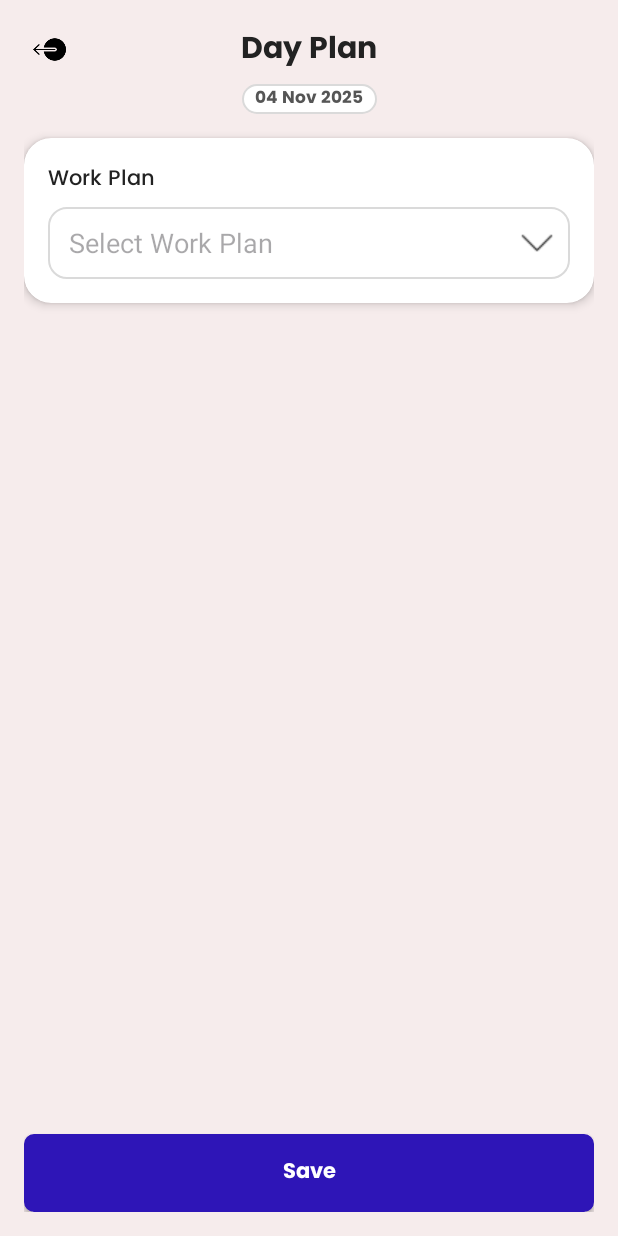
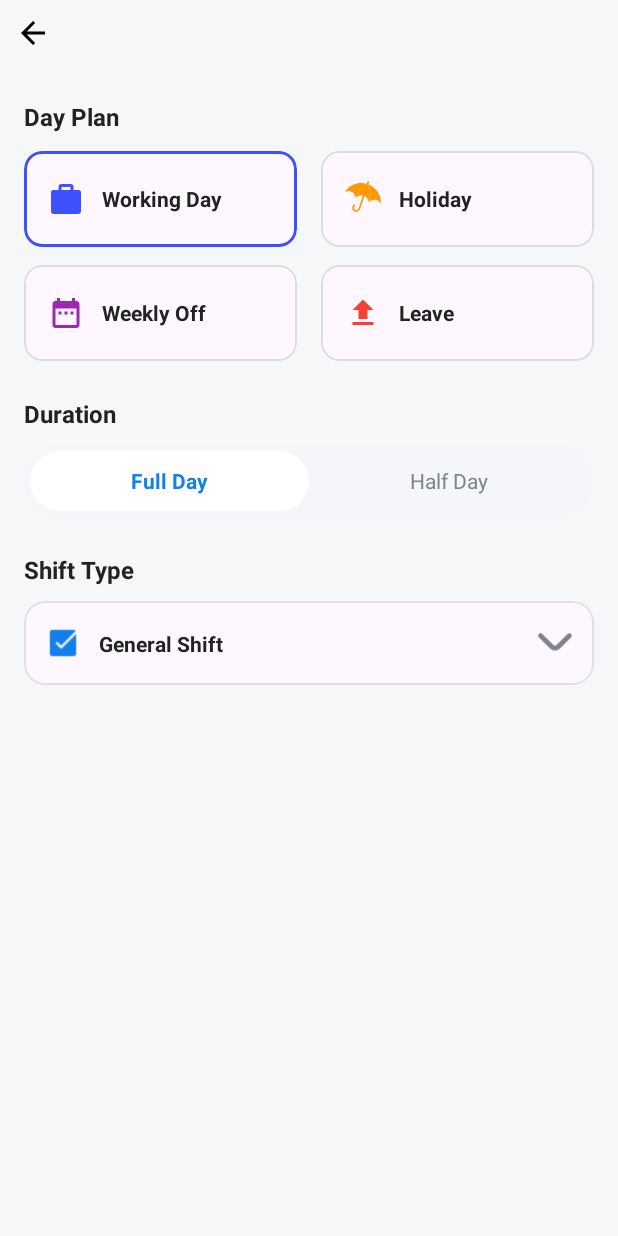
Before and after one commit to Blivtech/Native-SyncShift, an Android app: the layout activity_attendance.xml on its own in the app's theme, with its tools: preview values and no code run, on a phone screen of 412 x 824 dp. Run offline under Robolectric (Android 15) with nearby library versions, the phone set to English and light mode, and no system bars.

Commit message:
Attendance add

```diff
--- a/app/src/main/AndroidManifest.xml
+++ b/app/src/main/AndroidManifest.xml
@@ -21,6 +21,10 @@
         <activity
             android:name=".ui.home.DashboardActivity"
             android:exported="false"/>
+        <activity
+            android:name=".ui.attendance.AttendanceActivity"
+            android:exported="false"/>
+
 
         <activity
             android:name=".ui.addEmployee.AddEmployee"
--- /dev/null
+++ b/app/src/main/java/com/blivtech/syncshift/data/enumi/DayPlanType.kt
@@ -0,0 +1,13 @@
+package com.blivtech.syncshift.data.enumi
+
+enum class DayPlanType {
+    WORKING_DAY,
+    HOLIDAY,
+    WEEKLY_OFF,
+    LEAVE
+}
+
+enum class DurationType {
+    FULL_DAY,
+    HALF_DAY
+}
--- /dev/null
+++ b/app/src/main/java/com/blivtech/syncshift/ui/attendance/AttendanceActivity.kt
@@ -0,0 +1,147 @@
+package com.blivtech.syncshift.ui.attendance
+
+import android.os.Bundle
+import android.util.Log
+import android.widget.Toast
+import androidx.core.content.ContextCompat
+import com.blivtech.syncshift.R
+import com.blivtech.syncshift.data.enumi.DayPlanType
+import com.blivtech.syncshift.data.enumi.DurationType
+import com.blivtech.syncshift.databinding.ActivityAttendanceBinding
+import com.blivtech.syncshift.ui.BaseActivity
+import com.google.android.material.card.MaterialCardView
+import dagger.hilt.android.AndroidEntryPoint
+
+@AndroidEntryPoint
+class AttendanceActivity : BaseActivity() {
+
+    private lateinit var binding: ActivityAttendanceBinding
+
+    private var selectedDayPlan: DayPlanType? = DayPlanType.WORKING_DAY
+    private var selectedDuration: DurationType = DurationType.FULL_DAY
+
+    override fun onCreate(savedInstanceState: Bundle?) {
+        super.onCreate(savedInstanceState)
+
+        binding = ActivityAttendanceBinding.inflate(layoutInflater)
+        setContentView(binding.root)
+        applyDisplayCutout(binding.main)
+
+        setupDayPlanClicks()
+        setupDurationClicks()
+        setupShiftClick()
+
+        binding.toolbar.tvTittle.text="Attendance"
+        selectDayPlan(binding.cardWorkingDay, DayPlanType.WORKING_DAY)
+        selectDuration(DurationType.FULL_DAY)
+    }
+
+    /* ---------------- DAY PLAN ---------------- */
+
+    private fun setupDayPlanClicks() = with(binding) {
+
+        cardWorkingDay.setOnClickListener {
+            selectDayPlan(cardWorkingDay, DayPlanType.WORKING_DAY)
+        }
+
+        cardHoliday.setOnClickListener {
+            selectDayPlan(cardHoliday, DayPlanType.HOLIDAY)
+        }
+
+        cardWeeklyOff.setOnClickListener {
+            selectDayPlan(cardWeeklyOff, DayPlanType.WEEKLY_OFF)
+        }
+
+        cardLeave.setOnClickListener {
+            selectDayPlan(cardLeave, DayPlanType.LEAVE)
+        }
+    }
+
+    private fun selectDayPlan(
+        selectedCard: MaterialCardView,
+        type: DayPlanType
+    ) {
+        resetDayPlanCards()
+
+        selectedDayPlan = type
+
+        selectedCard.strokeWidth = 2
+        selectedCard.strokeColor =
+            ContextCompat.getColor(this, R.color.button_color)
+    }
+
+    private fun resetDayPlanCards() = with(binding) {
+        val defaultColor =
+            ContextCompat.getColor(this@AttendanceActivity, R.color.text_gray)
+
+        listOf(
+            cardWorkingDay,
+            cardHoliday,
+            cardWeeklyOff,
+            cardLeave
+        ).forEach {
+            it.strokeWidth = 1
+            it.strokeColor = defaultColor
+        }
+    }
+
+    /* ---------------- DURATION ---------------- */
+
+    private fun setupDurationClicks() = with(binding) {
+
+        tvFullDay.setOnClickListener {
+            selectDuration(DurationType.FULL_DAY)
+        }
+
+        tvHalfDay.setOnClickListener {
+            selectDuration(DurationType.HALF_DAY)
+        }
+    }
+
+    private fun selectDuration(type: DurationType) = with(binding) {
+
+        selectedDuration = type
+
+        if (type == DurationType.FULL_DAY) {
+            tvFullDay.setBackgroundResource(R.drawable.bg_segment_selected)
+            tvFullDay.setTextColor(getColor(R.color.button_color))
+
+            tvHalfDay.background = null
+            tvHalfDay.setTextColor(getColor(R.color.text_gray))
+        } else {
+            tvHalfDay.setBackgroundResource(R.drawable.bg_segment_selected)
+            tvHalfDay.setTextColor(getColor(R.color.button_color))
+
+            tvFullDay.background = null
+            tvFullDay.setTextColor(getColor(R.color.text_gray))
+        }
+    }
+
+    /* ---------------- SHIFT TYPE ---------------- */
+
+    private fun setupShiftClick() = with(binding) {
+        cardShiftType.setOnClickListener {
+            // Open BottomSheet / Dialog
+            Toast.makeText(
+                this@AttendanceActivity,
+                "Shift selector clicked",
+                Toast.LENGTH_SHORT
+            ).show()
+        }
+    }
+
+    /* ---------------- GET VALUES ---------------- */
+
+    private fun submit() {
+        if (selectedDayPlan == null) {
+            Toast.makeText(this, "Select Day Plan", Toast.LENGTH_SHORT).show()
+            return
+        }
+
+        Log.d("DayPlan",
+            "DayPlan = $selectedDayPlan, Duration = $selectedDuration"
+        )
+
+        // API / DB / ViewModel call here
+    }
+}
--- a/app/src/main/java/com/blivtech/syncshift/ui/home/fragment/home/MenuFragment.kt
+++ b/app/src/main/java/com/blivtech/syncshift/ui/home/fragment/home/MenuFragment.kt
@@ -10,6 +10,7 @@ import androidx.recyclerview.widget.GridLayoutManager
 import com.blivtech.syncshift.R
 import com.blivtech.syncshift.databinding.FragmentMenuBinding
 import com.blivtech.syncshift.ui.addEmployee.AddEmployee
+import com.blivtech.syncshift.ui.attendance.AttendanceActivity
 import com.blivtech.syncshift.ui.login.LoginActivity
 import com.blivtech.syncshift.utils.CommonClass
 import com.blivtech.syncshift.utils.SharedPreferencesManager
@@ -49,6 +50,9 @@ class MenuFragment: Fragment() {
                 getString(R.string.menu_add_employee) -> {
                     CommonClass.launchActivity(requireContext(), AddEmployee::class.java)
                 }
+                getString(R.string.menu_edit) -> {
+                    CommonClass.launchActivity(requireContext(), AttendanceActivity::class.java)
+                }
                 else -> {
                     CommonClass.showToast(requireContext(), "Under Development")
                 }
--- /dev/null
+++ b/app/src/main/res/drawable/bg_segment_container.xml
@@ -0,0 +1,5 @@
+<?xml version="1.0" encoding="utf-8"?>
+<shape xmlns:android="http://schemas.android.com/apk/res/android">
+    <solid android:color="#F4F6FA"/>
+    <corners android:radius="24dp"/>
+</shape>
--- /dev/null
+++ b/app/src/main/res/drawable/bg_segment_selected.xml
@@ -0,0 +1,5 @@
+<?xml version="1.0" encoding="utf-8"?>
+<shape xmlns:android="http://schemas.android.com/apk/res/android">
+    <solid android:color="@color/white"/>
+    <corners android:radius="20dp"/>
+</shape>
--- a/app/src/main/res/drawable/svg_umberlla.xml
+++ b/app/src/main/res/drawable/svg_umberlla.xml
@@ -1,7 +1,7 @@
 <?xml version="1.0" encoding="utf-8"?>
 <vector xmlns:android="http://schemas.android.com/apk/res/android"
-    android:width="200dp"
-    android:height="200dp"
+    android:width="24dp"
+    android:height="24dp"
     android:viewportWidth="512"
     android:viewportHeight="512">
 
--- a/app/src/main/res/layout/activity_attendance.xml
+++ b/app/src/main/res/layout/activity_attendance.xml
@@ -4,170 +4,271 @@
     xmlns:app="http://schemas.android.com/apk/res-auto"
     android:layout_width="match_parent"
     android:layout_height="match_parent"
-    android:background="#F6ECEC"
-    android:padding="16dp">
+    android:id="@+id/main"
+    android:background="@color/background_color">
 
-    <!-- Back Icon -->
-    <ImageView
-        android:id="@+id/ivBack"
-        android:layout_width="34dp"
-        android:layout_height="34dp"
-        android:src="@drawable/ic_arrow_back"
-        android:padding="6dp"
-        android:background="?attr/selectableItemBackgroundBorderless"
-        app:layout_constraintStart_toStartOf="parent"
-        app:layout_constraintTop_toTopOf="parent"/>
+    <!-- Toolbar -->
+    <include
+        android:id="@+id/toolbar"
+        layout="@layout/toolbar_layout"
+        app:layout_constraintTop_toTopOf="parent"
+        app:layout_constraintStart_toStartOf="parent" />
 
-    <!-- Title -->
-    <TextView
-        android:id="@+id/tvTitle"
-        android:layout_width="0dp"
-        android:layout_height="wrap_content"
-        android:text="Day Plan"
-        android:textColor="@color/black"
-        android:textSize="20sp"
-        android:fontFamily="@font/poppins_bold"
-        app:layout_constraintStart_toStartOf="@id/ivBack"
-        app:layout_constraintEnd_toEndOf="parent"
-        app:layout_constraintTop_toTopOf="@id/ivBack"
-        android:gravity="center_horizontal"/>
-
-    <!-- Current Date -->
-    <TextView
-        android:id="@+id/tvDate"
-        android:layout_width="90dp"
-        android:layout_height="wrap_content"
-        android:text="04 Nov 2025"
-        android:gravity="center"
-        android:textColor="#555555"
-        android:background="@drawable/bg_edit_box"
-
-
-        android:textSize="11sp"
-        android:fontFamily="@font/poppins_bold"
-        android:layout_marginTop="6dp"
-        app:layout_constraintStart_toStartOf="parent"
-        app:layout_constraintEnd_toEndOf="parent"
-        app:layout_constraintTop_toBottomOf="@id/ivBack"/>
-
-    <!-- White Card -->
-    <androidx.cardview.widget.CardView
-        android:id="@+id/cardMain"
-        android:layout_width="0dp"
-        android:layout_height="wrap_content"
-        android:layout_marginTop="16dp"
-        app:cardCornerRadius="18dp"
-        app:cardElevation="4dp"
-        app:layout_constraintTop_toBottomOf="@id/tvDate"
-        app:layout_constraintStart_toStartOf="parent"
-        app:layout_constraintEnd_toEndOf="parent">
+    <!-- Scrollable Content -->
+    <ScrollView
+        android:layout_width="match_parent"
+        android:layout_height="0dp"
+        android:fillViewport="true"
+        app:layout_constraintTop_toBottomOf="@id/toolbar"
+        app:layout_constraintBottom_toBottomOf="parent">
 
         <androidx.constraintlayout.widget.ConstraintLayout
             android:layout_width="match_parent"
             android:layout_height="wrap_content"
             android:padding="16dp">
 
-            <!-- Work Type Label -->
+            <!-- ================= DAY PLAN ================= -->
+
             <TextView
-                android:id="@+id/tvWorkType"
+                android:id="@+id/txtDayPlan"
                 android:layout_width="wrap_content"
                 android:layout_height="wrap_content"
-                android:text="Work Plan"
-                android:textSize="14sp"
-                android:fontFamily="@font/poppins_medium"
+                android:text="Day Plan"
+                android:textStyle="bold"
+                android:textSize="16sp"
                 android:textColor="@color/black"
                 app:layout_constraintTop_toTopOf="parent"
+                app:layout_constraintStart_toStartOf="parent" />
+
+            <!-- Working Day -->
+            <com.google.android.material.card.MaterialCardView
+                android:id="@+id/cardWorkingDay"
+                android:layout_width="0dp"
+                android:layout_height="64dp"
+                android:layout_marginTop="12dp"
+                android:layout_marginEnd="8dp"
+                app:cardCornerRadius="12dp"
+                app:cardElevation="0dp"
+                app:strokeWidth="2dp"
+                app:strokeColor="#3F51FF"
+                app:layout_constraintTop_toBottomOf="@id/txtDayPlan"
+                app:layout_constraintStart_toStartOf="parent"
+                app:layout_constraintEnd_toStartOf="@id/cardHoliday">
+
+                <TextView
+                    android:layout_width="match_parent"
+                    android:layout_height="match_parent"
+                    android:gravity="center_vertical"
+                    android:paddingStart="16dp"
+                    android:drawableStart="@drawable/svg_workingday"
+                    android:drawablePadding="12dp"
+                    android:text="Working Day"
+                    android:textStyle="bold"
+                    android:textSize="14sp"
+                    android:textColor="@color/black"
+                    android:drawableTint="#3F51FF"/>
+            </com.google.android.material.card.MaterialCardView>
+
+            <!-- Holiday -->
+            <com.google.android.material.card.MaterialCardView
+                android:id="@+id/cardHoliday"
+                android:layout_width="0dp"
+                android:layout_height="64dp"
+                android:layout_marginStart="8dp"
+                app:cardCornerRadius="12dp"
+                app:cardElevation="0dp"
+                app:strokeWidth="1dp"
+                app:strokeColor="#DDDDDD"
+                app:layout_constraintTop_toTopOf="@id/cardWorkingDay"
+                app:layout_constraintStart_toEndOf="@id/cardWorkingDay"
+                app:layout_constraintEnd_toEndOf="parent">
+
+                <TextView
+                    android:layout_width="match_parent"
+                    android:layout_height="match_parent"
+                    android:gravity="center_vertical"
+                    android:paddingStart="16dp"
+                    android:drawableStart="@drawable/svg_umberlla"
+                    android:drawablePadding="12dp"
+                    android:text="Holiday"
+                    android:textStyle="bold"
+                    android:textSize="14sp"
+                    android:textColor="@color/black"
+                    android:drawableTint="#FF9800"/>
+            </com.google.android.material.card.MaterialCardView>
+
+            <!-- Weekly Off -->
+            <com.google.android.material.card.MaterialCardView
+                android:id="@+id/cardWeeklyOff"
+                android:layout_width="0dp"
+                android:layout_height="64dp"
+                android:layout_marginTop="12dp"
+                android:layout_marginEnd="8dp"
+                app:cardCornerRadius="12dp"
+                app:cardElevation="0dp"
+                app:strokeWidth="1dp"
+                app:strokeColor="#DDDDDD"
+                app:layout_constraintTop_toBottomOf="@id/cardWorkingDay"
+                app:layout_constraintStart_toStartOf="parent"
+                app:layout_constraintEnd_toStartOf="@id/cardLeave">
+
+                <TextView
+                    android:layout_width="match_parent"
+                    android:layout_height="match_parent"
+                    android:gravity="center_vertical"
+                    android:paddingStart="16dp"
+                    android:drawableStart="@drawable/svg_weeklyoff"
+                    android:drawablePadding="12dp"
+                    android:text="Weekly Off"
+                    android:textStyle="bold"
+                    android:textSize="14sp"
+                    android:textColor="@color/black"
+                    android:drawableTint="#9C27B0"/>
+            </com.google.android.material.card.MaterialCardView>
+
+            <!-- Leave -->
+            <com.google.android.material.card.MaterialCardView
+                android:id="@+id/cardLeave"
+                android:layout_width="0dp"
+                android:layout_height="64dp"
+                android:layout_marginStart="8dp"
+                app:cardCornerRadius="12dp"
+                app:cardElevation="0dp"
+                app:strokeWidth="1dp"
+                app:strokeColor="#DDDDDD"
+                app:layout_constraintTop_toTopOf="@id/cardWeeklyOff"
+                app:layout_constraintStart_toEndOf="@id/cardWeeklyOff"
+                app:layout_constraintEnd_toEndOf="parent">
+
+                <TextView
+                    android:layout_width="match_parent"
+                    android:layout_height="match_parent"
+                    android:gravity="center_vertical"
+                    android:paddingStart="16dp"
+                    android:drawableStart="@drawable/vector_upload"
+                    android:drawablePadding="12dp"
+                    android:text="Leave"
+                    android:textStyle="bold"
+                    android:textSize="14sp"
+                    android:textColor="@color/black"
+                    android:drawableTint="#F44336"/>
+            </com.google.android.material.card.MaterialCardView>
+
+            <!-- ================= DURATION ================= -->
+
+            <TextView
+                android:id="@+id/txtDuration"
+                android:layout_width="wrap_content"
+                android:layout_height="wrap_content"
+                android:text="Duration"
+                android:textStyle="bold"
+                android:textSize="16sp"
+                android:textColor="@color/black"
+                android:layout_marginTop="24dp"
+                app:layout_constraintTop_toBottomOf="@id/cardWeeklyOff"
                 app:layout_constraintStart_toStartOf="parent"/>
 
-            <!-- Work Type Box -->
-            <EditText
-                android:id="@+id/etWorkType"
+            <LinearLayout
+                android:id="@+id/layoutDuration"
                 android:layout_width="0dp"
                 android:layout_height="48dp"
-                android:background="@drawable/bg_edit_box"
-                android:hint="Select Work Plan"
-                android:paddingStart="14dp"
-                android:paddingEnd="40dp"
-                android:focusable="false"
-                android:clickable="true"
-                app:layout_constraintTop_toBottomOf="@id/tvWorkType"
+                android:layout_marginTop="10dp"
+                android:background="@drawable/bg_segment_container"
+                android:padding="4dp"
+                android:orientation="horizontal"
+                app:layout_constraintTop_toBottomOf="@id/txtDuration"
                 app:layout_constraintStart_toStartOf="parent"
-                app:layout_constraintEnd_toEndOf="parent"
-                android:layout_marginTop="6dp"/>
+                app:layout_constraintEnd_toEndOf="parent">
 
-            <!-- Down Arrow -->
-            <ImageView
-                android:id="@+id/ivDownArrow"
-                android:layout_width="24dp"
-                android:layout_height="24dp"
-                android:src="@drawable/ic_arrow_drop_down"
-                app:layout_constraintEnd_toEndOf="@id/etWorkType"
-                app:layout_constraintTop_toTopOf="@id/etWorkType"
-                app:layout_constraintBottom_toBottomOf="@id/etWorkType"
-                android:layout_marginEnd="10dp"/>
+                <TextView
+                    android:id="@+id/tvFullDay"
+                    android:layout_width="0dp"
+                    android:layout_height="match_parent"
+                    android:layout_weight="1"
+                    android:gravity="center"
+                    android:text="Full Day"
+                    android:textStyle="bold"
+                    android:textColor="@color/button_color"
+                    android:background="@drawable/bg_segment_selected"/>
 
-            <!-- Remarks Label -->
+                <TextView
+                    android:id="@+id/tvHalfDay"
+                    android:layout_width="0dp"
+                    android:layout_height="match_parent"
+                    android:layout_weight="1"
+                    android:gravity="center"
+                    android:text="Half Day"
+                    android:textColor="@color/text_gray"/>
+            </LinearLayout>
+
+            <!-- ================= SHIFT TYPE ================= -->
+
             <TextView
-                android:id="@+id/tvRemarksLabel"
+                android:id="@+id/txtShiftType"
                 android:layout_width="wrap_content"
                 android:layout_height="wrap_content"
-                android:text="Remarks"
-                android:textSize="14sp"
-                android:fontFamily="@font/poppins_medium"
+                android:text="Shift Type"
+                android:textStyle="bold"
+                android:textSize="16sp"
                 android:textColor="@color/black"
-                android:visibility="gone"
-                app:layout_constraintTop_toBottomOf="@id/etWorkType"
+                android:layout_marginTop="24dp"
+                app:layout_constraintTop_toBottomOf="@id/layoutDuration"
+                app:layout_constraintStart_toStartOf="parent"/>
+
+            <com.google.android.material.card.MaterialCardView
+                android:id="@+id/cardShiftType"
+                android:layout_width="0dp"
+                android:layout_height="56dp"
+                android:layout_marginTop="10dp"
+                app:cardCornerRadius="14dp"
+                app:cardElevation="0dp"
+                app:strokeWidth="1dp"
+                app:strokeColor="#E0E0E0"
+                app:layout_constraintTop_toBottomOf="@id/txtShiftType"
                 app:layout_constraintStart_toStartOf="parent"
-                android:layout_marginTop="18dp"/>
+                app:layout_constraintEnd_toEndOf="parent">
 
-            <!-- Remarks EditText -->
-            <EditText
-                android:id="@+id/etRemarks"
-                android:layout_width="0dp"
-                android:layout_height="110dp"
-                android:background="@drawable/bg_edit_box"
-                android:padding="12dp"
-                android:gravity="top"
-                android:hint="Enter remarks"
-                android:visibility="gone"
-                app:layout_constraintTop_toBottomOf="@id/tvRemarksLabel"
-                app:layout_constraintStart_toStartOf="parent"
-                app:layout_constraintEnd_toEndOf="parent"
-                android:layout_marginTop="6dp"/>
+                <androidx.constraintlayout.widget.ConstraintLayout
+                    android:layout_width="match_parent"
+                    android:layout_height="match_parent"
+                    android:padding="14dp">
 
-            <!-- Do Attendance Button -->
-            <androidx.appcompat.widget.AppCompatButton
-                android:id="@+id/btnDoAttendance"
-                android:layout_width="0dp"
-                android:layout_height="48dp"
-                android:text="Do Attendance"
-                android:textAllCaps="false"
-                android:fontFamily="@font/poppins_bold"
-                android:backgroundTint="@color/blue"
-                android:textColor="@color/white"
-                android:background="@drawable/edittext_border"
-                android:visibility="gone"
-                app:layout_constraintTop_toBottomOf="@id/etWorkType"
-                app:layout_constraintStart_toStartOf="parent"
-                app:layout_constraintEnd_toEndOf="parent"
-                android:layout_marginTop="18dp"/>
+                    <ImageView
+                        android:id="@+id/iconClock"
+                        android:layout_width="24dp"
+                        android:layout_height="24dp"
+                        android:src="@drawable/ic_check"
+                        app:layout_constraintStart_toStartOf="parent"
+                        app:layout_constraintTop_toTopOf="parent"
+                        app:layout_constraintBottom_toBottomOf="parent"
+                        app:tint="@color/button_color" />
+
+                    <TextView
+                        android:id="@+id/tvShiftName"
+                        android:layout_width="wrap_content"
+                        android:layout_height="wrap_content"
+                        android:text="General Shift"
+                        android:textStyle="bold"
+                        android:textSize="14sp"
+                        android:textColor="@color/black"
+                        android:layout_marginStart="12dp"
+                        app:layout_constraintStart_toEndOf="@id/iconClock"
+                        app:layout_constraintTop_toTopOf="parent"
+                        app:layout_constraintBottom_toBottomOf="parent"/>
+
+                    <ImageView
+                        android:layout_width="24dp"
+                        android:layout_height="24dp"
+                        android:src="@drawable/svg_down_arrow"
+                        app:layout_constraintEnd_toEndOf="parent"
+                        app:layout_constraintTop_toTopOf="parent"
+                        app:layout_constraintBottom_toBottomOf="parent"
+                        app:tint="@color/text_gray" />
+                </androidx.constraintlayout.widget.ConstraintLayout>
+
+            </com.google.android.material.card.MaterialCardView>
 
         </androidx.constraintlayout.widget.ConstraintLayout>
-    </androidx.cardview.widget.CardView>
-
-    <!-- Save Button -->
-    <androidx.appcompat.widget.AppCompatButton
-        android:id="@+id/btnSave"
-        android:layout_width="0dp"
-        android:layout_height="52dp"
-        android:text="Save"
-        android:textAllCaps="false"
-        android:textColor="@color/white"
-        android:fontFamily="@font/poppins_bold"
-        android:backgroundTint="@color/blue"
-        android:background="@drawable/edittext_border"
-        app:layout_constraintBottom_toBottomOf="parent"
-        app:layout_constraintStart_toStartOf="parent"
-        app:layout_constraintEnd_toEndOf="parent"/>
+    </ScrollView>
 
 </androidx.constraintlayout.widget.ConstraintLayout>
--- a/app/src/main/res/layout/toolbar_layout.xml
+++ b/app/src/main/res/layout/toolbar_layout.xml
@@ -16,7 +16,7 @@
         android:id="@+id/tv_tittle"
         android:layout_width="wrap_content"
         android:layout_height="wrap_content"
-        android:text="All Employees"
+        android:text=""
         android:textSize="@dimen/text_large_18sp"
         android:textColor="@color/black"
         android:fontFamily="@font/poppins_medium"
```
Also changed, not shown: app/src/main/java/com/blivtech/syncshift/ui/home/DashboardActivity.kt (+0 -7 lines).
